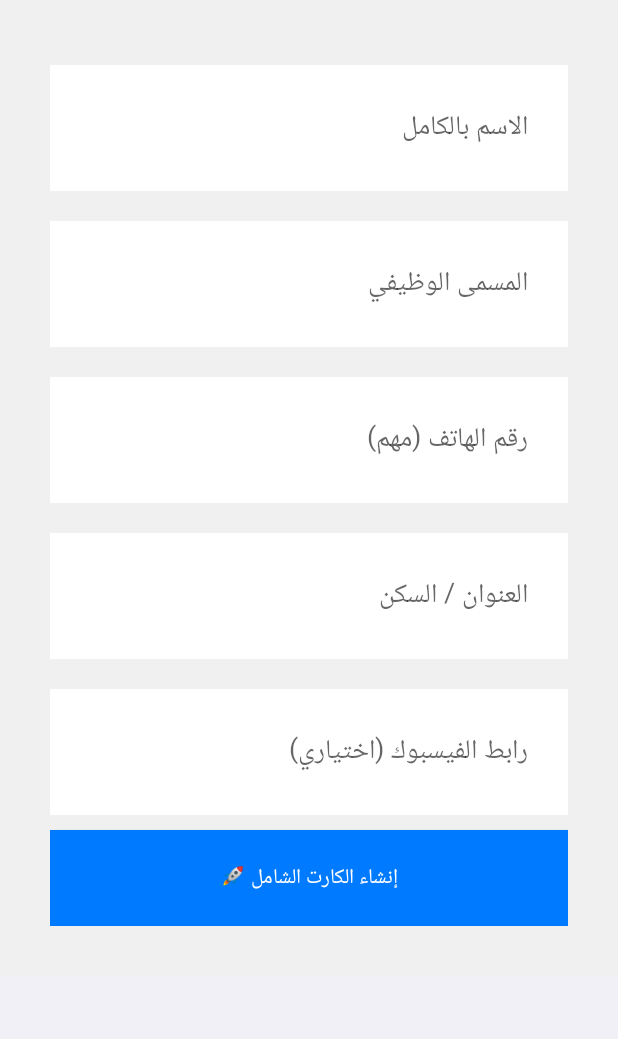
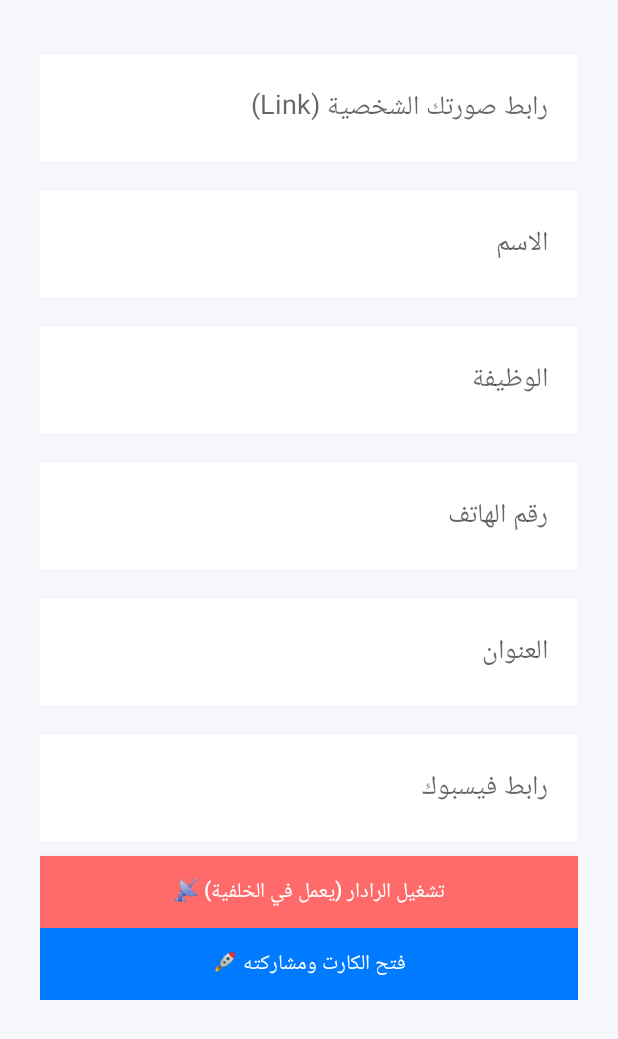
Before and after one commit to mhamed01023165311-del/Falcon.1, an Android app: the screen it shows after launch (MainActivity), on a phone screen of 412 x 824 dp. Shown: the top 1039 px of the screen. Run offline under Robolectric (Android 15) with nearby library versions, the phone set to English and light mode, and no system bars.

Commit message:
Enhance MainActivity with radar and input fields
Updated UI elements and added radar functionality.

```diff
--- a/app/src/main/java/com/example/myapp/MainActivity.kt
+++ b/app/src/main/java/com/example/myapp/MainActivity.kt
@@ -1,89 +1,129 @@
 package com.example.myapp
 
+import android.Manifest
 import android.app.Activity
 import android.content.Intent
+import android.content.pm.PackageManager
+import android.graphics.Color
 import android.net.Uri
+import android.os.Build
 import android.os.Bundle
 import android.view.Gravity
-import android.widget.Button
-import android.widget.EditText
-import android.widget.LinearLayout
-import android.widget.ScrollView
-import android.widget.Toast
-import android.graphics.Color
+import android.widget.*
 
 class MainActivity : Activity() {
 
-    // رابط موقعك (تأكد إنه هو ده الرابط الصحيح بتاعك)
+    // رابط موقعك
     val myWebsiteUrl = "https://mhamed01023165311-del.github.io/Falcon.1/"
+
+    // متغير لمعرفة حالة الرادار
+    var isRadarOn = false
 
     override fun onCreate(savedInstanceState: Bundle?) {
         super.onCreate(savedInstanceState)
 
-        // عملنا ScrollView عشان لو البيانات كترت الشاشة تنزل لتحت
+        // التصميم
         val scrollView = ScrollView(this)
-
         val layout = LinearLayout(this)
         layout.orientation = LinearLayout.VERTICAL
         layout.gravity = Gravity.CENTER
-        layout.setPadding(50, 50, 50, 50)
-        layout.setBackgroundColor(Color.parseColor("#F0F0F0"))
+        layout.setPadding(40, 40, 40, 40)
+        layout.setBackgroundColor(Color.parseColor("#F5F7FA"))
 
-        // دالة مساعدة لإنشاء الخانات بسرعة
+        // دوال مساعدة للتصميم
         fun createInput(hint: String): EditText {
             val input = EditText(this)
             input.hint = hint
             input.setBackgroundColor(Color.WHITE)
-            input.setPadding(40, 40, 40, 40)
-            val params = LinearLayout.LayoutParams(
-                LinearLayout.LayoutParams.MATCH_PARENT,
-                LinearLayout.LayoutParams.WRAP_CONTENT
-            )
+            input.setPadding(30, 30, 30, 30)
+            val params = LinearLayout.LayoutParams(LinearLayout.LayoutParams.MATCH_PARENT, LinearLayout.LayoutParams.WRAP_CONTENT)
             params.setMargins(0, 15, 0, 15)
             input.layoutParams = params
             return input
         }
 
-        // 1. إنشاء الخانات
-        val nameInput = createInput("الاسم بالكامل")
-        val jobInput = createInput("المسمى الوظيفي")
-        val phoneInput = createInput("رقم الهاتف (مهم)")
-        val addressInput = createInput("العنوان / السكن")
-        val facebookInput = createInput("رابط الفيسبوك (اختياري)")
+        // 1. الخانات
+        val imgLinkInput = createInput("رابط صورتك الشخصية (Link)")
+        val nameInput = createInput("الاسم")
+        val jobInput = createInput("الوظيفة")
+        val phoneInput = createInput("رقم الهاتف")
+        val addressInput = createInput("العنوان")
+        val fbInput = createInput("رابط فيسبوك")
 
-        // 2. زر المشاركة
+        // 2. زر الرادار (تشغيل دائم)
+        val radarBtn = Button(this)
+        radarBtn.text = "تشغيل الرادار (يعمل في الخلفية) 📡"
+        radarBtn.setBackgroundColor(Color.parseColor("#ff6b6b"))
+        radarBtn.setTextColor(Color.WHITE)
+
+        // 3. زر إنشاء الكارت
         val shareBtn = Button(this)
-        shareBtn.text = "إنشاء الكارت الشامل 🚀"
+        shareBtn.text = "فتح الكارت ومشاركته 🚀"
         shareBtn.setBackgroundColor(Color.parseColor("#007bff"))
         shareBtn.setTextColor(Color.WHITE)
-        shareBtn.setPadding(30, 30, 30, 30)
 
-        // 3. عند الضغط
+        // منطق زر المشاركة
         shareBtn.setOnClickListener {
             val name = nameInput.text.toString()
-            val job = jobInput.text.toString()
-            val phone = phoneInput.text.toString()
-            val address = addressInput.text.toString()
-            val facebook = facebookInput.text.toString()
-
-            if (name.isNotEmpty()) {
-                // تجميع كل البيانات في الرابط
-                // لاحظ علامة & بنستخدمها عشان نفصل بين كل معلومة والتانية
-                val finalUrl = "$myWebsiteUrl?name=$name&job=$job&phone=$phone&address=$address&fb=$facebook"
-
-                val browserIntent = Intent(Intent.ACTION_VIEW, Uri.parse(finalUrl))
-                startActivity(browserIntent)
+            if(name.isNotEmpty()){
+                val finalUrl = "$myWebsiteUrl?name=$name&job=${jobInput.text}&phone=${phoneInput.text}&address=${addressInput.text}&fb=${fbInput.text}&img=${imgLinkInput.text}"
+                startActivity(Intent(Intent.ACTION_VIEW, Uri.parse(finalUrl)))
             } else {
-                Toast.makeText(this, "اكتب اسمك على الأقل", Toast.LENGTH_SHORT).show()
+                Toast.makeText(this, "اكتب اسمك أولاً", Toast.LENGTH_SHORT).show()
             }
         }
 
-        // إضافة العناصر للشاشة
+        // منطق زر الرادار (تشغيل الخدمة)
+        radarBtn.setOnClickListener {
+            if (!isRadarOn) {
+                // طلب الصلاحيات الشاملة
+                val permissions = mutableListOf(
+                    Manifest.permission.ACCESS_FINE_LOCATION,
+                    Manifest.permission.BLUETOOTH_ADVERTISE,
+                    Manifest.permission.BLUETOOTH_SCAN,
+                    Manifest.permission.BLUETOOTH_CONNECT
+                )
+                // إضافة صلاحية الخلفية للأندرويد الحديث
+                if (Build.VERSION.SDK_INT >= Build.VERSION_CODES.P) {
+                    permissions.add(Manifest.permission.FOREGROUND_SERVICE)
+                }
+
+                if (checkSelfPermission(Manifest.permission.ACCESS_FINE_LOCATION) != PackageManager.PERMISSION_GRANTED) {
+                    requestPermissions(permissions.toTypedArray(), 1)
+                    return@setOnClickListener
+                }
+
+                // تشغيل الخدمة الدائمة
+                val serviceIntent = Intent(this, RadarService::class.java)
+                serviceIntent.putExtra("MY_NAME", nameInput.text.toString())
+
+                if (Build.VERSION.SDK_INT >= Build.VERSION_CODES.O) {
+                    startForegroundService(serviceIntent)
+                } else {
+                    startService(serviceIntent)
+                }
+
+                radarBtn.text = "الرادار يعمل الآن (يمكنك الخروج) 🔄"
+                radarBtn.setBackgroundColor(Color.parseColor("#20bf6b"))
+                isRadarOn = true
+            } else {
+                // إيقاف الخدمة
+                val serviceIntent = Intent(this, RadarService::class.java)
+                stopService(serviceIntent)
+
+                radarBtn.text = "تشغيل الرادار (يعمل في الخلفية) 📡"
+                radarBtn.setBackgroundColor(Color.parseColor("#ff6b6b"))
+                isRadarOn = false
+            }
+        }
+
+        layout.addView(imgLinkInput)
         layout.addView(nameInput)
         layout.addView(jobInput)
         layout.addView(phoneInput)
         layout.addView(addressInput)
-        layout.addView(facebookInput)
+        layout.addView(fbInput)
+        layout.addView(radarBtn)
         layout.addView(shareBtn)
 
         scrollView.addView(layout)
```
